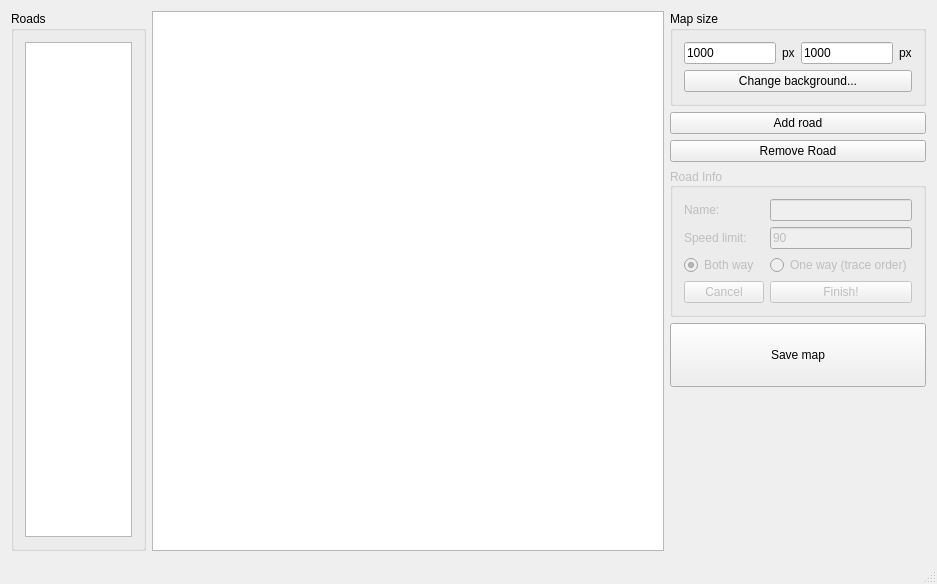
This is app1_Editor/project/mainwindow.ui in idaohang/gps-18 as Qt 5 draws it before an edit. The edited form follows.
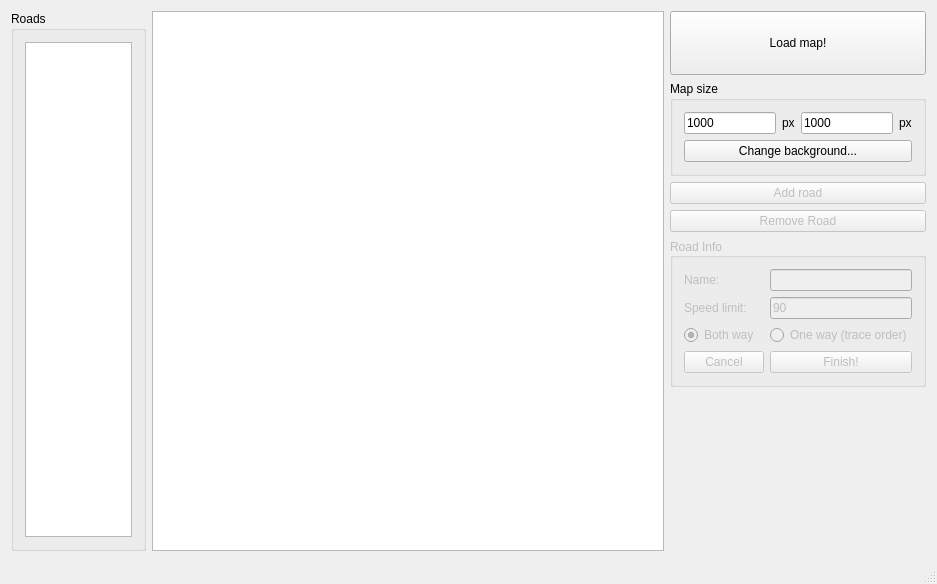
This is the edited form. Custom widgets are drawn as their Qt base class.

What changed in the file:
```diff
--- a/app1_Editor/project/mainwindow.ui
+++ b/app1_Editor/project/mainwindow.ui
@@ -15,7 +15,7 @@
   </property>
   <widget class="QWidget" name="centralwidget">
    <layout class="QGridLayout" name="gridLayout">
-    <item row="0" column="1" rowspan="15">
+    <item row="1" column="1" rowspan="16">
      <widget class="MyGraphicsView" name="mapDisplay">
       <property name="minimumSize">
        <size>
@@ -34,7 +34,7 @@
       </property>
      </widget>
     </item>
-    <item row="0" column="0" rowspan="15">
+    <item row="1" column="0" rowspan="16">
      <widget class="QGroupBox" name="groupBox_2">
       <property name="title">
        <string>Roads</string>
@@ -46,58 +46,84 @@
       </layout>
      </widget>
     </item>
-    <item row="0" column="2">
+    <item row="1" column="2">
+     <widget class="QPushButton" name="pushButton">
+      <property name="minimumSize">
+       <size>
+        <width>0</width>
+        <height>64</height>
+       </size>
+      </property>
+      <property name="text">
+       <string>Load map!</string>
+      </property>
+     </widget>
+    </item>
+    <item row="2" column="2">
      <widget class="QGroupBox" name="gbMap">
       <property name="title">
        <string>Map size</string>
       </property>
       <layout class="QGridLayout" name="gridLayout_3">
-       <item row="0" column="0">
+       <item row="2" column="0" colspan="4">
+        <widget class="QPushButton" name="btBg">
+         <property name="text">
+          <string>Change background...</string>
+         </property>
+        </widget>
+       </item>
+       <item row="1" column="0">
         <widget class="QLineEdit" name="txtWidth">
          <property name="text">
           <string>1000</string>
          </property>
         </widget>
        </item>
-       <item row="0" column="2">
+       <item row="1" column="3">
+        <widget class="QLabel" name="label_4">
+         <property name="text">
+          <string>px</string>
+         </property>
+        </widget>
+       </item>
+       <item row="1" column="2">
         <widget class="QLineEdit" name="txtHeight">
          <property name="text">
           <string>1000</string>
          </property>
         </widget>
        </item>
-       <item row="0" column="1">
+       <item row="1" column="1">
         <widget class="QLabel" name="label_3">
          <property name="text">
           <string>px</string>
          </property>
         </widget>
        </item>
-       <item row="0" column="3">
-        <widget class="QLabel" name="label_4">
-         <property name="text">
-          <string>px</string>
-         </property>
-        </widget>
-       </item>
-       <item row="1" column="0" colspan="4">
-        <widget class="QPushButton" name="btBg">
-         <property name="text">
-          <string>Change background...</string>
-         </property>
-        </widget>
-       </item>
       </layout>
      </widget>
     </item>
-    <item row="1" column="2">
+    <item row="3" column="2">
      <widget class="QPushButton" name="btAddRoad">
+      <property name="enabled">
+       <bool>false</bool>
+      </property>
       <property name="text">
        <string>Add road</string>
       </property>
      </widget>
     </item>
-    <item row="3" column="2">
+    <item row="4" column="2">
+     <widget class="QPushButton" name="btRemove">
+      <property name="enabled">
+       <bool>false</bool>
+      </property>
+      <property name="text">
+       <string>Remove Road</string>
+      </property>
+     </widget>
+    </item>
+    <item row="5" column="2">
      <widget class="QGroupBox" name="gbRoadInfo">
       <property name="enabled">
        <bool>false</bool>
@@ -185,26 +211,6 @@
       </layout>
      </widget>
     </item>
-    <item row="4" column="2">
-     <widget class="QPushButton" name="btSave">
-      <property name="minimumSize">
-       <size>
-        <width>0</width>
-        <height>64</height>
-       </size>
-      </property>
-      <property name="text">
-       <string>Save map</string>
-      </property>
-     </widget>
-    </item>
-    <item row="2" column="2">
-     <widget class="QPushButton" name="btRemove">
-      <property name="text">
-       <string>Remove Road</string>
-      </property>
-     </widget>
-    </item>
    </layout>
   </widget>
   <widget class="QStatusBar" name="statusbar"/>
```
